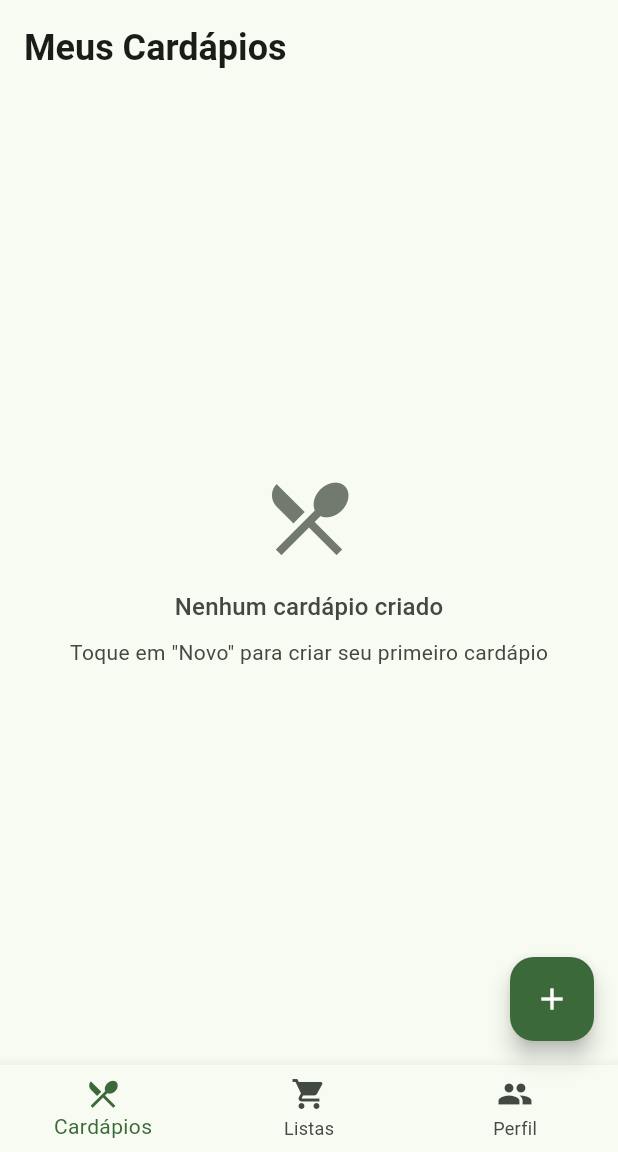
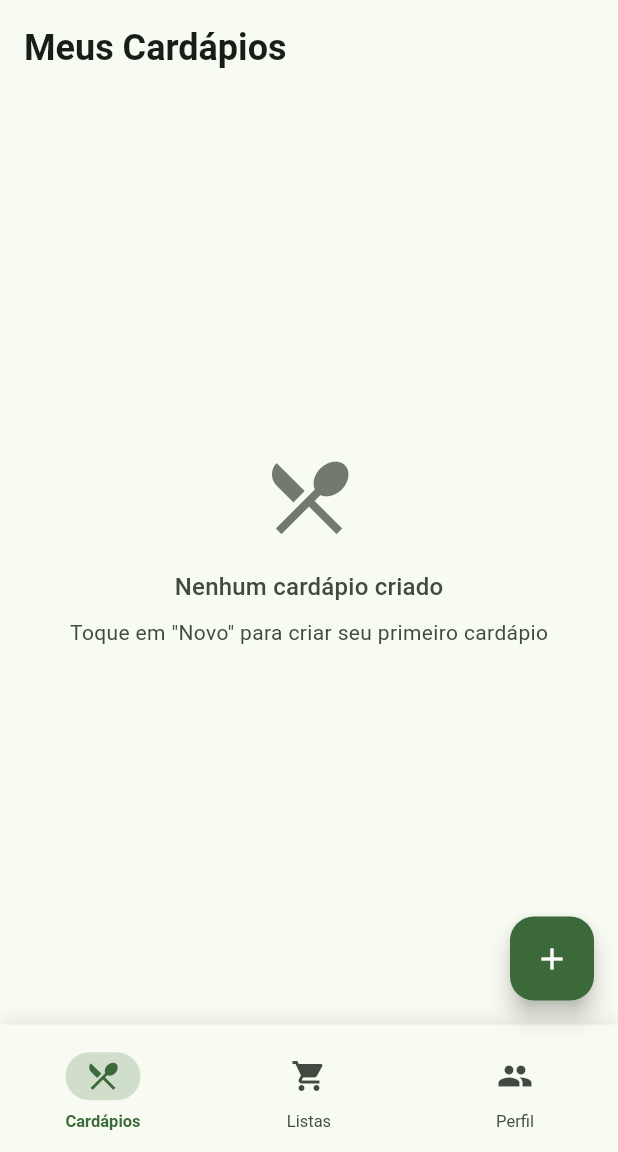
Before and after one commit to iallengabio/nutriplan, a Flutter app: the screen it shows once a user with an empty profile is signed in, on a phone screen of 412 x 824 dp, the part 84-1236 px from its top. Run offline on Flutter 3.47's test engine with Material 3 defaults, Android fonts, the phone set to English and light mode, and no system bars; our stand-ins replace firebase_auth, firebase_core, flutter_riverpod, freezed_annotation, result_dart, shared_preferences; accounts and stored records are empty; generated files the repository leaves out were written again.

Commit message:
feat: implementa sistema de configurações completo
- Adiciona estrutura de configurações com tema
- Implementa SettingsPage com logout e informações do usuário
- Remove funcionalidades de controle de API
- Melhora usabilidade da bottom navigation bar
- Integra configurações com Firebase Auth

```diff
--- a/lib/main.dart
+++ b/lib/main.dart
@@ -3,6 +3,9 @@ import 'package:flutter_riverpod/flutter_riverpod.dart';
 import 'package:firebase_core/firebase_core.dart';
 import 'firebase_options.dart';
 import 'src/app.dart';
+import 'src/di.dart';
+import 'src/domain/models/settings.dart' as settings_model;
+import 'src/presentation/features/settings/settings_state.dart';
 
 void main() async {
   WidgetsFlutterBinding.ensureInitialized();
@@ -12,7 +15,7 @@ void main() async {
   runApp(const ProviderScope(child: MyApp()));
 }
 
-class MyApp extends StatelessWidget {
+class MyApp extends ConsumerWidget {
   const MyApp({super.key});
 
   ThemeData _buildLightTheme() {
@@ -22,6 +25,7 @@ class MyApp extends StatelessWidget {
     );
 
     return ThemeData(
+
       colorScheme: colorScheme,
       useMaterial3: true,
       appBarTheme: const AppBarTheme(
@@ -90,12 +94,31 @@ class MyApp extends StatelessWidget {
   }
 
   @override
-  Widget build(BuildContext context) {
+  Widget build(BuildContext context, WidgetRef ref) {
+    final settingsViewModel = ref.watch(settingsViewModelProvider);
+
+    // Determina o tema baseado nas configurações
+    ThemeMode themeMode = ThemeMode.system;
+    if (settingsViewModel is SettingsLoaded) {
+      final settings = (settingsViewModel as SettingsLoaded).settings;
+      switch (settings.themeMode) {
+        case settings_model.ThemeMode.light:
+          themeMode = ThemeMode.light;
+          break;
+        case settings_model.ThemeMode.dark:
+          themeMode = ThemeMode.dark;
+          break;
+        case settings_model.ThemeMode.system:
+          themeMode = ThemeMode.system;
+          break;
+      }
+    }
+
     return MaterialApp(
       title: 'NutriPlan',
       theme: _buildLightTheme(),
       darkTheme: _buildDarkTheme(),
-      themeMode: ThemeMode.system,
+      themeMode: themeMode,
       home: const AppWrapper(),
       debugShowCheckedModeBanner: false,
     );
--- a/lib/src/di.dart
+++ b/lib/src/di.dart
@@ -3,6 +3,10 @@ import 'package:flutter_riverpod/flutter_riverpod.dart';
 import 'data/repositories/auth_repository_impl.dart';
 import 'domain/repositories/auth_repository.dart';
 import 'domain/models/user.dart' as domain_user;
+import 'data/repositories/settings_repository_impl.dart';
+import 'domain/repositories/settings_repository.dart';
+import 'presentation/features/settings/settings_viewmodel.dart';
+import 'presentation/features/settings/settings_state.dart';
 
 // Provider do Firebase Auth
 final firebaseAuthProvider = Provider<FirebaseAuth>((ref) {
@@ -32,3 +36,14 @@ final currentUserProvider = FutureProvider<domain_user.User?>((ref) async {
   final authRepository = ref.read(authRepositoryProvider);
   return await authRepository.getCurrentUser();
 });
+
+// Provider do SettingsRepository
+final settingsRepositoryProvider = Provider<SettingsRepository>((ref) {
+  return SettingsRepositoryImpl();
+});
+
+// Provider do SettingsViewModel
+final settingsViewModelProvider = StateNotifierProvider<SettingsViewModel, SettingsState>((ref) {
+  final repository = ref.read(settingsRepositoryProvider);
+  return SettingsViewModel(repository);
+});
--- /dev/null
+++ b/lib/src/domain/models/settings.dart
@@ -0,0 +1,72 @@
+class Settings {
+  final ThemeMode themeMode;
+
+  const Settings({
+    this.themeMode = ThemeMode.system,
+  });
+
+  Settings copyWith({
+    ThemeMode? themeMode,
+  }) {
+    return Settings(
+      themeMode: themeMode ?? this.themeMode,
+    );
+  }
+
+  Map<String, dynamic> toJson() {
+    return {
+      'themeMode': themeMode.name,
+    };
+  }
+
+  factory Settings.fromJson(Map<String, dynamic> json) {
+    return Settings(
+      themeMode: ThemeMode.values.firstWhere(
+        (e) => e.name == json['themeMode'],
+        orElse: () => ThemeMode.system,
+      ),
+    );
+  }
+
+  @override
+  bool operator ==(Object other) {
+    if (identical(this, other)) return true;
+    return other is Settings &&
+        other.themeMode == themeMode;
+  }
+
+  @override
+  int get hashCode {
+    return themeMode.hashCode;
+  }
+}
+
+enum ThemeMode {
+  light,
+  dark,
+  system,
+}
+
+extension ThemeModeExtension on ThemeMode {
+  String get displayName {
+    switch (this) {
+      case ThemeMode.light:
+        return 'Claro';
+      case ThemeMode.dark:
+        return 'Escuro';
+      case ThemeMode.system:
+        return 'Automático';
+    }
+  }
+
+  String get description {
+    switch (this) {
+      case ThemeMode.light:
+        return 'Tema claro sempre ativo';
+      case ThemeMode.dark:
+        return 'Tema escuro sempre ativo';
+      case ThemeMode.system:
+        return 'Segue o tema do sistema';
+    }
+  }
+}
--- a/lib/src/presentation/features/home/home_page.dart
+++ b/lib/src/presentation/features/home/home_page.dart
@@ -5,6 +5,7 @@ import 'home_viewmodel.dart';
 import 'cardapios/cardapios_tab.dart';
 import 'listas/listas_tab.dart';
 import 'perfil/perfil_tab.dart';
+import '../settings/settings_page.dart';
 
 class HomePage extends ConsumerStatefulWidget {
   const HomePage({super.key});
@@ -19,6 +20,8 @@ class _HomePageState extends ConsumerState<HomePage> with TickerProviderStateMix
   late AnimationController _fabAnimationController;
   late Animation<double> _fabAnimation;
   late Animation<double> _fabRotationAnimation;
+  late AnimationController _tabIndicatorController;
+  late Animation<double> _tabIndicatorAnimation;
   Timer? _autoCloseTimer;
 
   @override
@@ -34,6 +37,17 @@ class _HomePageState extends ConsumerState<HomePage> with TickerProviderStateMix
     _fabRotationAnimation = Tween<double>(begin: 0.0, end: 0.125).animate(
       CurvedAnimation(parent: _fabAnimationController, curve: Curves.easeInOut),
     );
+    _tabIndicatorController = AnimationController(
+      duration: const Duration(milliseconds: 400),
+      vsync: this,
+    );
+    _tabIndicatorAnimation = Tween<double>(begin: 0.0, end: 1.0).animate(
+      CurvedAnimation(parent: _tabIndicatorController, curve: Curves.elasticOut),
+    );
+    // Inicializa a animação para a primeira aba
+    WidgetsBinding.instance.addPostFrameCallback((_) {
+      _tabIndicatorController.forward();
+    });
   }
 
   Widget _buildFabWithMenu() {
@@ -125,6 +139,7 @@ class _HomePageState extends ConsumerState<HomePage> with TickerProviderStateMix
   @override
   void dispose() {
     _fabAnimationController.dispose();
+    _tabIndicatorController.dispose();
     _autoCloseTimer?.cancel();
     super.dispose();
   }
@@ -165,7 +180,110 @@ class _HomePageState extends ConsumerState<HomePage> with TickerProviderStateMix
     _autoCloseTimer = null;
   }
 
+  Widget _buildCustomBottomNavigationBar() {
+    const tabItems = [
+      {'icon': Icons.restaurant_menu, 'label': 'Cardápios'},
+      {'icon': Icons.shopping_cart, 'label': 'Listas'},
+      {'icon': Icons.people, 'label': 'Perfil'},
+    ];
 
+    const double barHeight = 85;
+    const double indicatorHeight = 32;
+
+    return Container(
+      height: barHeight,
+      decoration: BoxDecoration(
+        color: Theme.of(context).colorScheme.surface,
+        boxShadow: [
+          BoxShadow(
+            color: Colors.black.withValues(alpha: 0.1),
+            blurRadius: 10,
+            offset: const Offset(0, -2),
+          ),
+        ],
+      ),
+      child: Stack(
+        children: [
+          // Indicador animado
+          AnimatedBuilder(
+            animation: _tabIndicatorAnimation,
+            builder: (context, child) {
+              return AnimatedPositioned(
+                duration: const Duration(milliseconds: 300),
+                curve: Curves.easeInOutCubic,
+                left: (_currentIndex * (MediaQuery.of(context).size.width / 3)) +
+                       (MediaQuery.of(context).size.width / 6) - 25,
+                 top: (barHeight / 2) - (indicatorHeight / 2) - 8, // Alinha com o centro dos ícones
+                child: Transform.scale(
+                  scale: 0.8 + (0.2 * _tabIndicatorAnimation.value),
+                  child: Container(
+                    width: 50,
+                    height: 32,
+                    decoration: BoxDecoration(
+                      color: Theme.of(context).colorScheme.primary.withOpacity(0.2),
+                      borderRadius: BorderRadius.circular(16),
+                    ),
+                  ),
+                ),
+              );
+            },
+          ),
+          // Itens da navegação
+          Row(
+            children: List.generate(tabItems.length, (index) {
+              final item = tabItems[index];
+              final isSelected = _currentIndex == index;
+
+              return Expanded(
+                child: GestureDetector(
+                  onTap: () {
+                    if (_currentIndex != index) {
+                      setState(() {
+                        _currentIndex = index;
+                      });
+                      _tabIndicatorController.reset();
+                      _tabIndicatorController.forward();
+                    }
+                  },
+                  child: Container(
+                    height: barHeight,
+                    color: Colors.transparent,
+                    child: Column(
+                      mainAxisAlignment: MainAxisAlignment.center,
+                      children: [
+                        Container(
+                           padding: const EdgeInsets.all(8),
+                           child: Icon(
+                             item['icon'] as IconData,
+                             color: isSelected
+                                 ? Theme.of(context).colorScheme.primary
+                                 : Theme.of(context).colorScheme.onSurfaceVariant,
+                             size: 24,
+                           ),
+                         ),
+                        const SizedBox(height: 4),
+                        AnimatedDefaultTextStyle(
+                           duration: const Duration(milliseconds: 200),
+                           style: TextStyle(
+                             fontSize: 11,
+                             fontWeight: isSelected ? FontWeight.w600 : FontWeight.w400,
+                             color: isSelected
+                                 ? Theme.of(context).colorScheme.primary
+                                 : Theme.of(context).colorScheme.onSurfaceVariant,
+                           ),
+                           child: Text(item['label'] as String),
+                         ),
+                      ],
+                    ),
+                  ),
+                ),
+              );
+            }),
+          ),
+        ],
+      ),
+    );
+  }
 
   @override
   Widget build(BuildContext context) {
@@ -181,7 +299,11 @@ class _HomePageState extends ConsumerState<HomePage> with TickerProviderStateMix
           IconButton(
             icon: const Icon(Icons.settings),
             onPressed: () {
-              // TODO: Navegar para tela de configurações
+              Navigator.of(context).push(
+                MaterialPageRoute(
+                  builder: (context) => const SettingsPage(),
+                ),
+              );
             },
           ),
         ],
@@ -198,31 +320,7 @@ class _HomePageState extends ConsumerState<HomePage> with TickerProviderStateMix
         ),
       ),
       floatingActionButton: _buildFabWithMenu(),
-      bottomNavigationBar: BottomNavigationBar(
-        currentIndex: _currentIndex,
-        onTap: (index) {
-          setState(() {
-            _currentIndex = index;
-          });
-        },
-        type: BottomNavigationBarType.fixed,
-        selectedItemColor: Theme.of(context).colorScheme.primary,
-        unselectedItemColor: Theme.of(context).colorScheme.onSurfaceVariant,
-        items: const [
-          BottomNavigationBarItem(
-            icon: Icon(Icons.restaurant_menu),
-            label: 'Cardápios',
-          ),
-          BottomNavigationBarItem(
-            icon: Icon(Icons.shopping_cart),
-            label: 'Listas',
-          ),
-          BottomNavigationBarItem(
-            icon: Icon(Icons.people),
-            label: 'Perfil',
-          ),
-        ],
-      ),
+      bottomNavigationBar: _buildCustomBottomNavigationBar(),
     );
   }
 
```
Also changed, not shown: lib/src/data/repositories/settings_repository_impl.dart (added, +39 -0 lines), lib/src/domain/repositories/settings_repository.dart (added, +12 -0 lines), lib/src/presentation/features/settings/settings_page.dart (added, +262 -0 lines), lib/src/presentation/features/settings/settings_state.dart (added, +44 -0 lines), lib/src/presentation/features/settings/settings_viewmodel.dart (added, +77 -0 lines).
